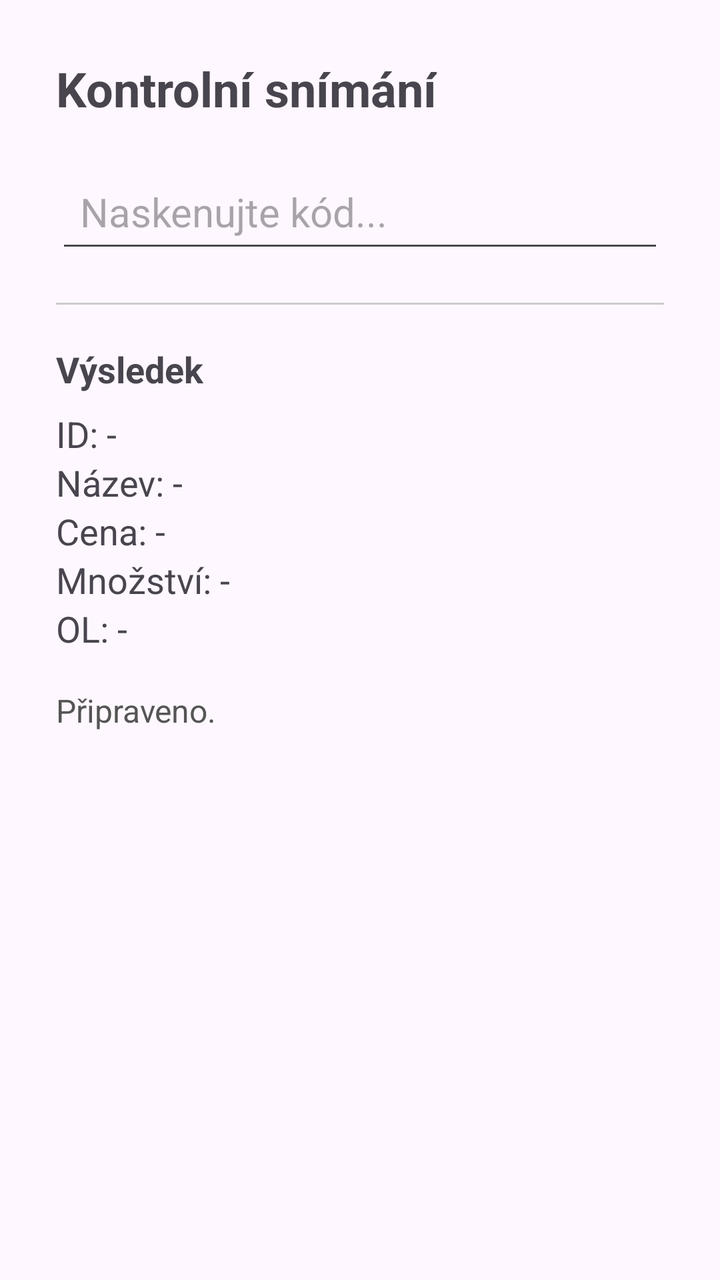
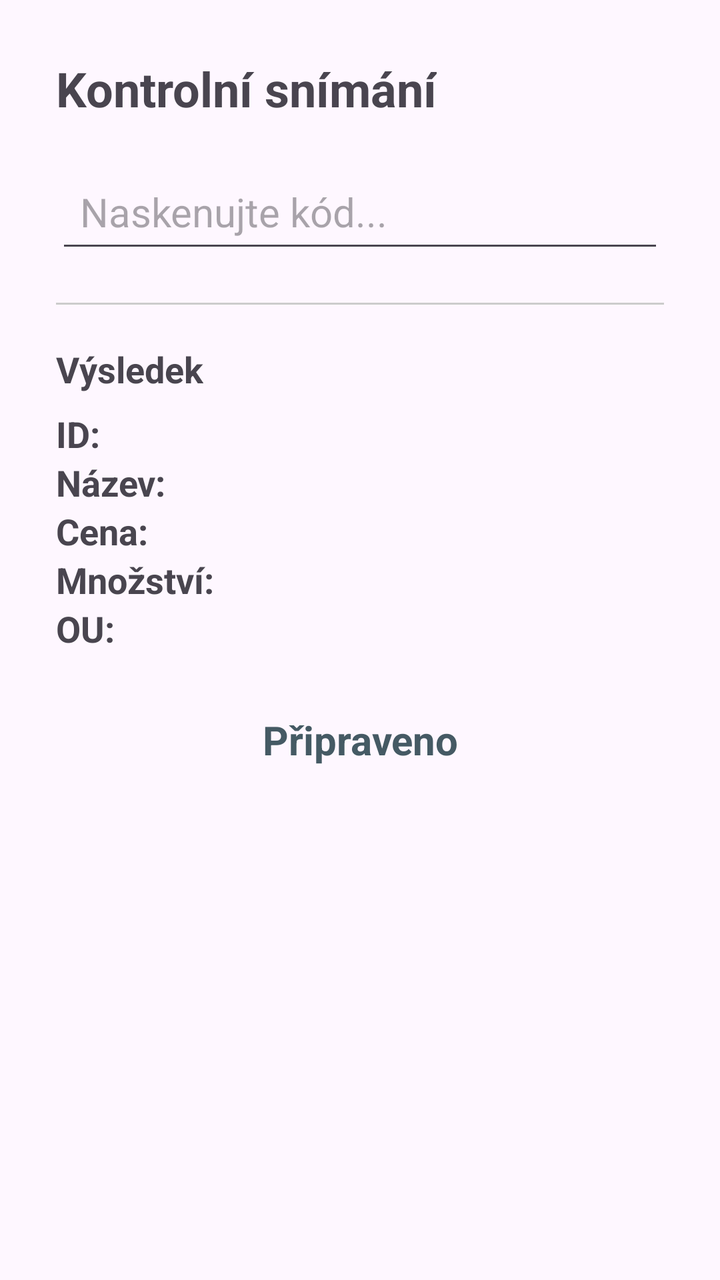

The first picture is an Android layout as it rendered before a commit; the second is the same layout after the commit. The layout source and the unified diff follow.
<!-- AndroidManifest.xml: application theme Theme.Majetek -->
<!-- res/layout/fragment_control_scan.xml -->
<?xml version="1.0" encoding="utf-8"?>
<ScrollView xmlns:android="http://schemas.android.com/apk/res/android"
    android:layout_width="match_parent"
    android:layout_height="match_parent">

    <LinearLayout
        android:layout_width="match_parent"
        android:layout_height="wrap_content"
        android:orientation="vertical"
        android:padding="28dp">

        <TextView
            android:layout_width="wrap_content"
            android:layout_height="wrap_content"
            android:text="Kontrolní snímání"
            android:textStyle="bold"
            android:textSize="24sp" />

        <EditText
            android:id="@+id/input_scan"
            android:layout_width="match_parent"
            android:layout_height="wrap_content"
            android:layout_marginTop="20dp"
            android:hint="Naskenujte kód..."
            android:textSize="20sp"
            android:padding="12dp"
            android:singleLine="true"
            android:imeOptions="actionDone"
            android:importantForAutofill="no"
            android:inputType="textVisiblePassword" />

        <View
            android:layout_width="match_parent"
            android:layout_height="1dp"
            android:layout_marginTop="20dp"
            android:background="#CCCCCC" />

        <TextView
            android:id="@+id/txt_result_title"
            android:layout_width="wrap_content"
            android:layout_height="wrap_content"
            android:layout_marginTop="20dp"
            android:text="Výsledek"
            android:textSize="18sp"
            android:textStyle="bold" />

        <TextView
            android:id="@+id/txt_card_id"
            android:layout_width="match_parent"
            android:layout_height="wrap_content"
            android:layout_marginTop="8dp"
            android:text="ID: -"
            android:textSize="18sp" />
        <TextView
            android:id="@+id/txt_card_name"
            android:layout_width="match_parent"
            android:layout_height="wrap_content"
            android:text="Název: -"
            android:textSize="18sp" />
        <TextView
            android:id="@+id/txt_card_price"
            android:layout_width="match_parent"
            android:layout_height="wrap_content"
            android:text="Cena: -"
            android:textSize="18sp" />
        <TextView
            android:id="@+id/txt_card_quantity"
            android:layout_width="match_parent"
            android:layout_height="wrap_content"
            android:text="Množství: -"
            android:textSize="18sp" />
        <TextView
            android:id="@+id/txt_card_location"
            android:layout_width="match_parent"
            android:layout_height="wrap_content"
            android:text="OL: -"
            android:textSize="18sp" />

        <TextView
            android:id="@+id/txt_status"
            android:layout_width="match_parent"
            android:layout_height="wrap_content"
            android:layout_marginTop="18dp"
            android:textColor="#555"
            android:text="Připraveno."
            android:textSize="16sp" />

    </LinearLayout>
</ScrollView>
<!-- resources referenced by this layout -->
<resources>
  <style name="Theme.Majetek" parent="Base.Theme.Majetek" />
  <style name="Base.Theme.Majetek" parent="Theme.Material3.DayNight.NoActionBar">
          
          
      </style>
</resources>

<!-- the commit's change to res/layout/fragment_control_scan.xml (unified diff, before → after) -->
@@ -27,7 +27,7 @@
             android:singleLine="true"
             android:imeOptions="actionDone"
             android:importantForAutofill="no"
-            android:inputType="textVisiblePassword" />
+            android:inputType="textNoSuggestions" />
 
         <View
             android:layout_width="match_parent"
@@ -44,46 +44,90 @@
             android:textSize="18sp"
             android:textStyle="bold" />
 
-        <TextView
-            android:id="@+id/txt_card_id"
+        <TableLayout
             android:layout_width="match_parent"
             android:layout_height="wrap_content"
             android:layout_marginTop="8dp"
-            android:text="ID: -"
-            android:textSize="18sp" />
-        <TextView
-            android:id="@+id/txt_card_name"
-            android:layout_width="match_parent"
-            android:layout_height="wrap_content"
-            android:text="Název: -"
-            android:textSize="18sp" />
-        <TextView
-            android:id="@+id/txt_card_price"
-            android:layout_width="match_parent"
-            android:layout_height="wrap_content"
-            android:text="Cena: -"
-            android:textSize="18sp" />
-        <TextView
-            android:id="@+id/txt_card_quantity"
-            android:layout_width="match_parent"
-            android:layout_height="wrap_content"
-            android:text="Množství: -"
-            android:textSize="18sp" />
-        <TextView
-            android:id="@+id/txt_card_location"
-            android:layout_width="match_parent"
-            android:layout_height="wrap_content"
-            android:text="OL: -"
-            android:textSize="18sp" />
+            android:shrinkColumns="1"
+            android:stretchColumns="1">
+
+            <TableRow>
+
+                <TextView
+                    android:text="ID:"
+                    android:textSize="18sp"
+                    android:textStyle="bold"
+                    android:paddingEnd="16dp" />
+
+                <TextView
+                    android:id="@+id/txt_card_id"
+                    android:textSize="18sp" />
+            </TableRow>
+
+            <TableRow>
+
+                <TextView
+                    android:text="Název:"
+                    android:textSize="18sp"
+                    android:textStyle="bold"
+                    android:paddingEnd="16dp" />
+
+                <TextView
+                    android:id="@+id/txt_card_name"
+                    android:textSize="18sp" />
+            </TableRow>
+
+            <TableRow>
+
+                <TextView
+                    android:text="Cena:"
+                    android:textSize="18sp"
+                    android:textStyle="bold"
+                    android:paddingEnd="16dp" />
+
+                <TextView
+                    android:id="@+id/txt_card_price"
+                    android:textSize="18sp" />
+            </TableRow>
+
+            <TableRow>
+
+                <TextView
+                    android:text="Množství:"
+                    android:textSize="18sp"
+                    android:textStyle="bold"
+                    android:paddingEnd="16dp" />
+
+                <TextView
+                    android:id="@+id/txt_card_quantity"
+                    android:textSize="18sp" />
+            </TableRow>
+
+            <TableRow>
+
+                <TextView
+                    android:text="OU:"
+                    android:textSize="18sp"
+                    android:textStyle="bold"
+                    android:paddingEnd="16dp" />
+
+                <TextView
+                    android:id="@+id/txt_card_location"
+                    android:textSize="18sp" />
+            </TableRow>
+
+        </TableLayout>
 
         <TextView
             android:id="@+id/txt_status"
             android:layout_width="match_parent"
             android:layout_height="wrap_content"
-            android:layout_marginTop="18dp"
-            android:textColor="#555"
-            android:text="Připraveno."
-            android:textSize="16sp" />
+            android:layout_marginTop="30dp"
+            android:textColor="@color/statusNeutral"
+            android:text="Připraveno"
+            android:gravity="center"
+            android:textSize="20sp"
+            android:textStyle="bold" />
 
     </LinearLayout>
 </ScrollView>
<!-- resource entries referenced after the edit -->
@@ -1,9 +1,10 @@
 <!-- resources referenced by this layout -->
 <resources>
+  <color name="statusNeutral">#455A64</color>
   <style name="Theme.Majetek" parent="Base.Theme.Majetek" />
   <style name="Base.Theme.Majetek" parent="Theme.Material3.DayNight.NoActionBar">
-          
-          
+          <item name="colorPrimary">@color/primaryBlue</item>
       </style>
+  <color name="primaryBlue">#1976D2</color>
 </resources>
 
